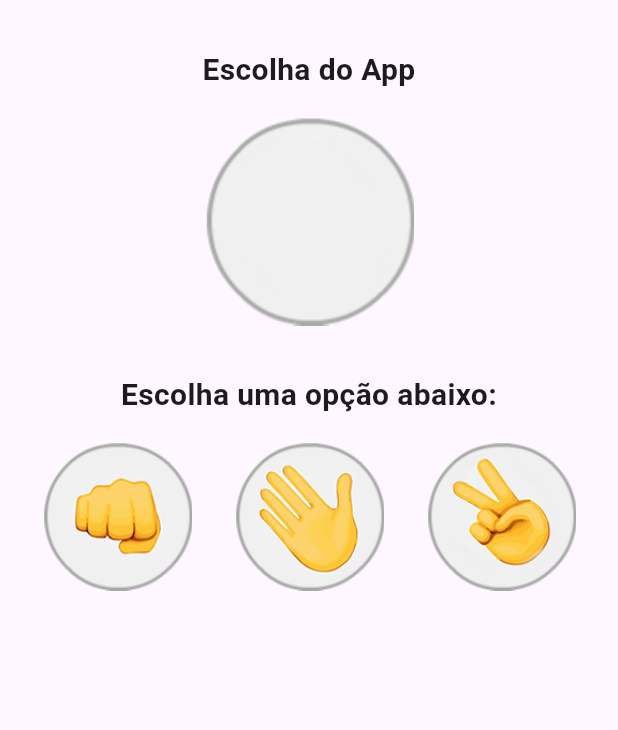
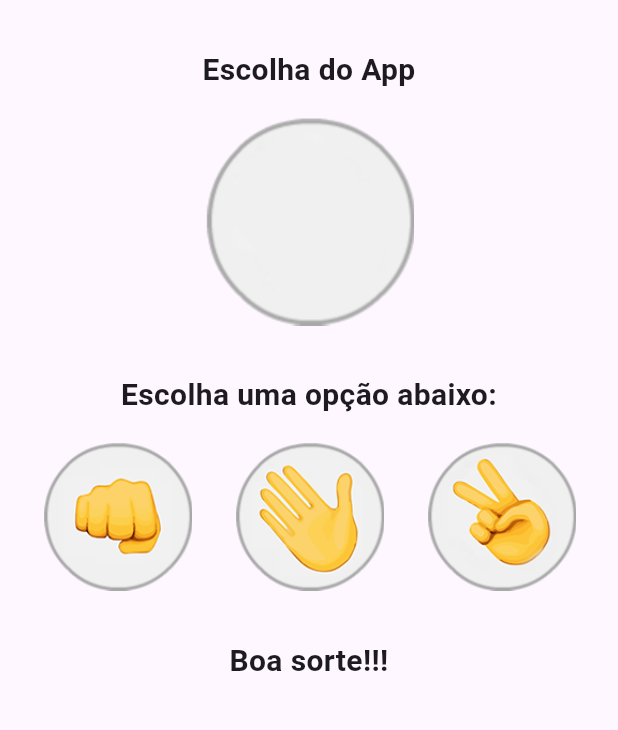
Before and after one commit to gabrielassed/dsdm1-jokenpo, a Flutter app: the screen it shows after launch, on a phone screen of 412 x 824 dp, the part 84-814 px from its top. Run offline on Flutter 3.47's test engine with Material 3 defaults, Android fonts, the phone set to English and light mode, and no system bars.

Commit message:
Funcionalidade do jogo

```diff
--- a/lib/jogo.dart
+++ b/lib/jogo.dart
@@ -1,3 +1,5 @@
+import 'dart:math';
+
 import 'package:flutter/material.dart';
 
 class Jogo extends StatefulWidget {
@@ -8,6 +10,52 @@ class Jogo extends StatefulWidget {
 }
 
 class _JogoState extends State<Jogo> {
+  var _imagemApp = AssetImage("images/padrao.png");
+  var _resultadoFinal = "Boa sorte!!!";
+
+  void _opcaoSelecionada(String escolhaUsuario) {
+    var opcoes = ["pedra", "papel", "tesoura"];
+    var numero = Random().nextInt(3);
+    var escolhaApp = opcoes[numero];
+
+    switch (escolhaApp) {
+      case "pedra":
+        setState(() {
+          _imagemApp = const AssetImage("images/pedra.png");
+        });
+        break;
+      case "papel":
+        setState(() {
+          _imagemApp = const AssetImage("images/papel.png");
+        });
+        break;
+      case "tesoura":
+        setState(() {
+          _imagemApp = const AssetImage("images/tesoura.png");
+        });
+        break;
+    }
+
+    // Lógica para ganhador e perdedor
+    if ((escolhaApp == "pedra" && escolhaUsuario == "tesoura") ||
+        (escolhaApp == "papel" && escolhaUsuario == "pedra") ||
+        (escolhaApp == "tesoura" && escolhaUsuario == "papel")) {
+      setState(() {
+        _resultadoFinal = "Puxa!!! Você perdeu :(";
+      });
+    } else if ((escolhaUsuario == "pedra" && escolhaApp == "tesoura") ||
+        (escolhaUsuario == "papel" && escolhaApp == "pedra") ||
+        (escolhaUsuario == "tesoura" && escolhaApp == "papel")) {
+      setState(() {
+        _resultadoFinal = "Parabéns!!! Você ganhou :)";
+      });
+    } else {
+      setState(() {
+        _resultadoFinal = "Empate!!! Tente novamente :/";
+      });
+    }
+  }
+
   @override
   Widget build(BuildContext context) {
     return Scaffold(
@@ -27,7 +75,7 @@ class _JogoState extends State<Jogo> {
               style: TextStyle(fontSize: 20, fontWeight: FontWeight.bold),
             ),
           ),
-          Image(image: AssetImage('images/padrao.png')),
+          Image(image: _imagemApp),
           Padding(
             padding: EdgeInsets.only(top: 32, bottom: 16),
             child: Text(
@@ -39,10 +87,36 @@ class _JogoState extends State<Jogo> {
           Row(
             mainAxisAlignment: MainAxisAlignment.spaceEvenly,
             children: <Widget>[
-              Image(image: AssetImage('images/pedra.png'), height: 100),
-              Image(image: AssetImage('images/papel.png'), height: 100),
-              Image(image: AssetImage('images/tesoura.png'), height: 100),
+              GestureDetector(
+                onTap: () => _opcaoSelecionada("pedra"),
+                child: const Image(
+                  image: AssetImage('images/pedra.png'),
+                  height: 100,
+                ),
+              ),
+              GestureDetector(
+                onTap: () => _opcaoSelecionada("papel"),
+                child: const Image(
+                  image: AssetImage('images/papel.png'),
+                  height: 100,
+                ),
+              ),
+              GestureDetector(
+                onTap: () => _opcaoSelecionada("tesoura"),
+                child: const Image(
+                  image: AssetImage('images/tesoura.png'),
+                  height: 100,
+                ),
+              ),
             ],
+          ),
+          Padding(
+            padding: EdgeInsets.only(top: 32, bottom: 16),
+            child: Text(
+              _resultadoFinal,
+              textAlign: TextAlign.center,
+              style: TextStyle(fontSize: 20, fontWeight: FontWeight.bold),
+            ),
           ),
         ],
       ),
```
